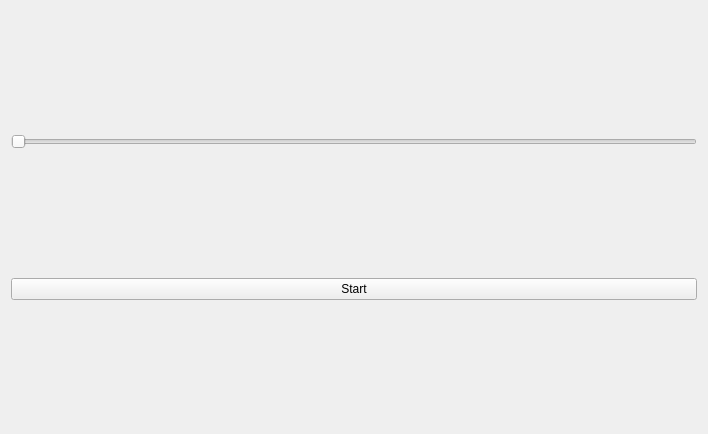
This is cgol.ui in simutisernestas/cgol as Qt 5 draws it before an edit. The edited form follows.
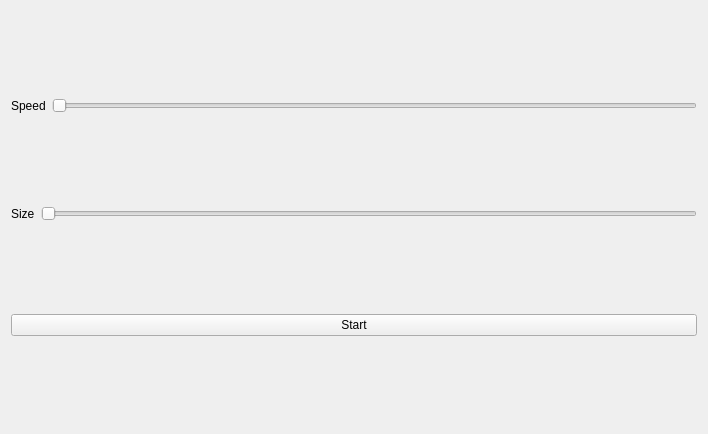
This is the edited form.

```diff
--- a/cgol.ui
+++ b/cgol.ui
@@ -15,11 +15,40 @@
   </property>
   <layout class="QVBoxLayout" name="verticalLayout">
    <item>
+    <layout class="QHBoxLayout" name="horizontalLayout">
+     <item>
+      <widget class="QLabel" name="label">
+       <property name="text">
+        <string>Speed</string>
+       </property>
+      </widget>
+     </item>
+     <item>
     <widget class="QSlider" name="speedSlider">
      <property name="orientation">
       <enum>Qt::Horizontal</enum>
      </property>
     </widget>
+     </item>
+    </layout>
+   </item>
+   <item>
+    <layout class="QHBoxLayout" name="horizontalLayout_2">
+     <item>
+      <widget class="QLabel" name="label_2">
+       <property name="text">
+        <string>Size</string>
+       </property>
+      </widget>
+     </item>
+     <item>
+      <widget class="QSlider" name="boardSizeSlider">
+       <property name="orientation">
+        <enum>Qt::Horizontal</enum>
+       </property>
+      </widget>
+     </item>
+    </layout>
    </item>
    <item>
     <widget class="QPushButton" name="startButton">
```
Lines whose indentation alone changed are shown as unchanged.
